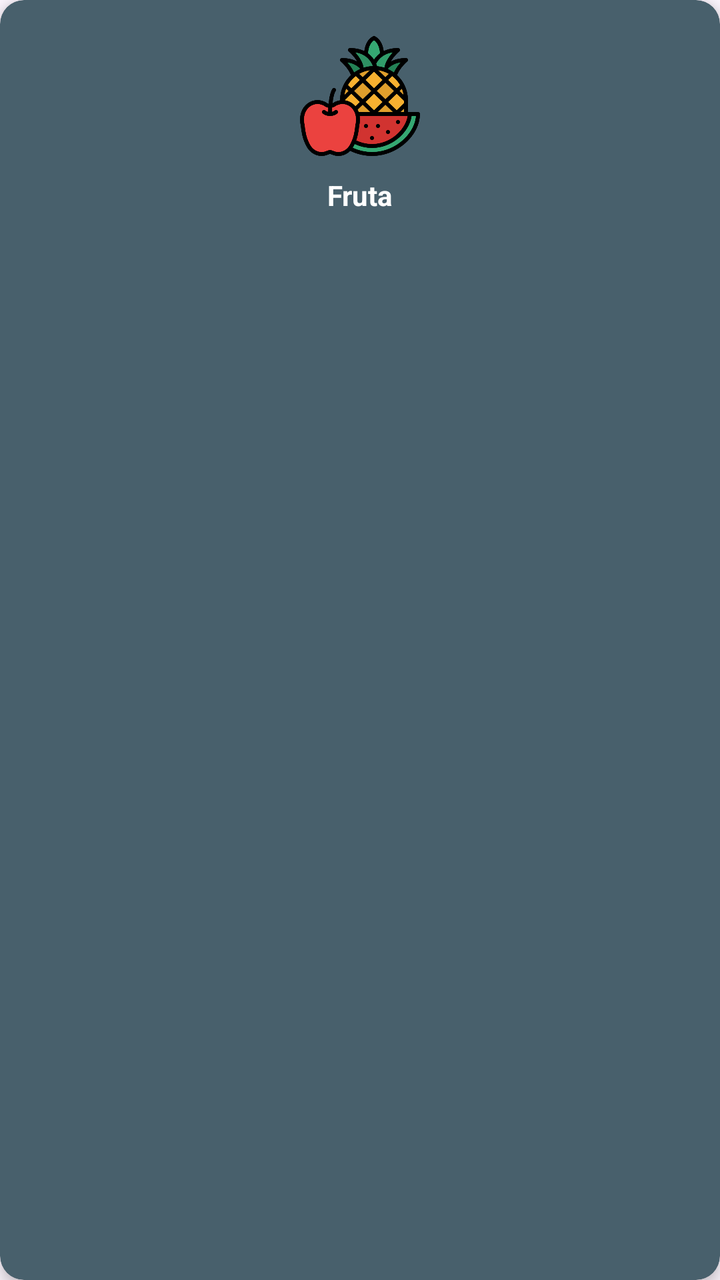
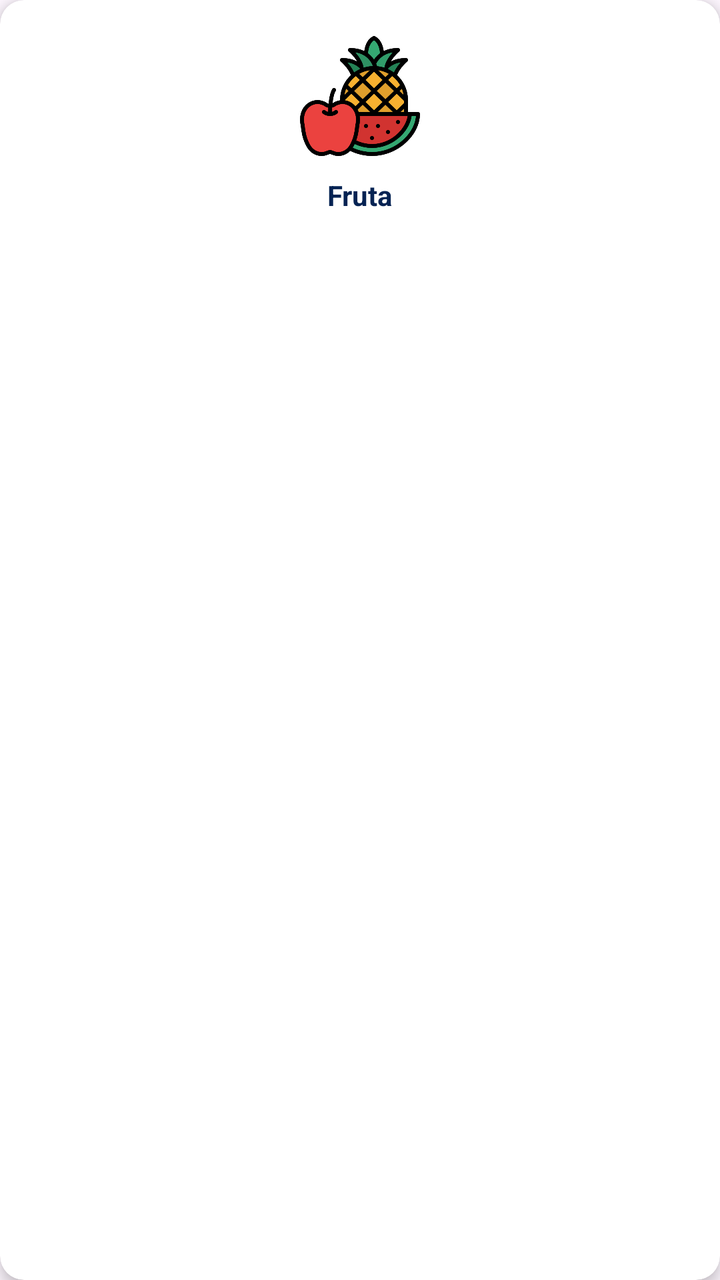

Before-and-after screenshots of an Android layout around one commit, followed by the original layout XML and the change that was made.
<!-- AndroidManifest.xml: application theme Theme.SmartFreezer -->
<!-- res/layout/item_category.xml -->
<androidx.cardview.widget.CardView
    xmlns:android="http://schemas.android.com/apk/res/android"
    xmlns:card_view="http://schemas.android.com/apk/res-auto"
    android:layout_width="match_parent"
    android:layout_height="wrap_content"
    card_view:cardCornerRadius="12dp"
    card_view:cardElevation="4dp"
    card_view:cardBackgroundColor="@color/colorNavBar"
    android:layout_margin="8dp">

    <LinearLayout
        android:orientation="vertical"
        android:layout_width="match_parent"
        android:layout_height="wrap_content"
        android:padding="16dp"
        android:gravity="center">

        <ImageView
            android:id="@+id/categoryIcon"
            android:layout_width="64dp"
            android:layout_height="64dp"
            android:src="@drawable/ic_fruit"
            android:contentDescription="Icono categoría"/>

        <TextView
            android:id="@+id/categoryName"
            android:layout_width="wrap_content"
            android:layout_height="wrap_content"
            android:text="Fruta"
            android:textColor="@color/white"
            android:textStyle="bold"
            android:layout_marginTop="8dp"/>
    </LinearLayout>
</androidx.cardview.widget.CardView>
<!-- resources referenced by this layout -->
<resources>
  <color name="colorNavBar">#48606C</color>
  <color name="white">#FFFFFFFF</color>
  <!-- drawable ic_fruit: png bitmap (drawable, 45639 bytes) -->
  <style name="Theme.SmartFreezer" parent="android:Theme.Material.Light.NoActionBar" />
</resources>

<!-- the commit's change to res/layout/item_category.xml (unified diff, before → after) -->
@@ -1,11 +1,14 @@
 <androidx.cardview.widget.CardView
     xmlns:android="http://schemas.android.com/apk/res/android"
     xmlns:card_view="http://schemas.android.com/apk/res-auto"
+    xmlns:tools="http://schemas.android.com/tools"
     android:layout_width="match_parent"
     android:layout_height="wrap_content"
+    android:clickable="true"
+    android:focusable="true"
     card_view:cardCornerRadius="12dp"
     card_view:cardElevation="4dp"
-    card_view:cardBackgroundColor="@color/colorNavBar"
+    card_view:cardBackgroundColor="?attr/colorCardBackground"
     android:layout_margin="8dp">
 
     <LinearLayout
@@ -13,21 +16,22 @@
         android:layout_width="match_parent"
         android:layout_height="wrap_content"
         android:padding="16dp"
-        android:gravity="center">
+        android:gravity="center"
+        tools:ignore="UseCompoundDrawables">
 
         <ImageView
             android:id="@+id/categoryIcon"
             android:layout_width="64dp"
             android:layout_height="64dp"
             android:src="@drawable/ic_fruit"
-            android:contentDescription="Icono categoría"/>
+            android:contentDescription="@string/icono_categor_a"/>
 
         <TextView
             android:id="@+id/categoryName"
             android:layout_width="wrap_content"
             android:layout_height="wrap_content"
-            android:text="Fruta"
-            android:textColor="@color/white"
+            android:text="@string/fruta"
+            android:textColor="?attr/colorTextPrimary"
             android:textStyle="bold"
             android:layout_marginTop="8dp"/>
     </LinearLayout>
<!-- resource entries referenced after the edit -->
@@ -1,8 +1,8 @@
 <!-- resources referenced by this layout -->
 <resources>
-  <color name="colorNavBar">#48606C</color>
-  <color name="white">#FFFFFFFF</color>
   <!-- drawable ic_fruit: png bitmap (drawable, 45639 bytes) -->
+  <string name="fruta">Fruta</string>
+  <string name="icono_categor_a">Icono categoría</string>
   <style name="Theme.SmartFreezer" parent="android:Theme.Material.Light.NoActionBar" />
 </resources>
 
